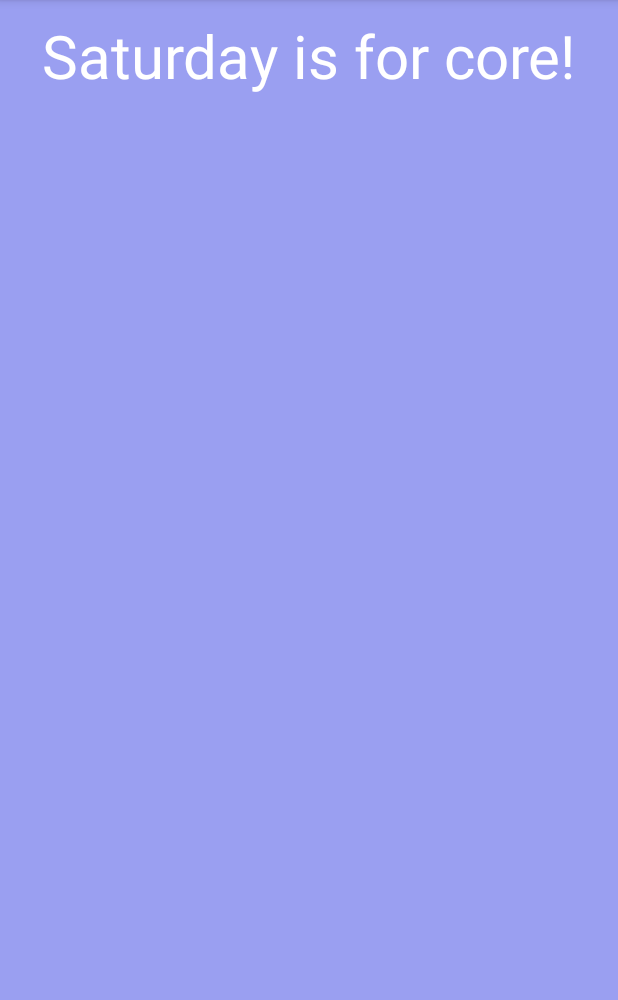
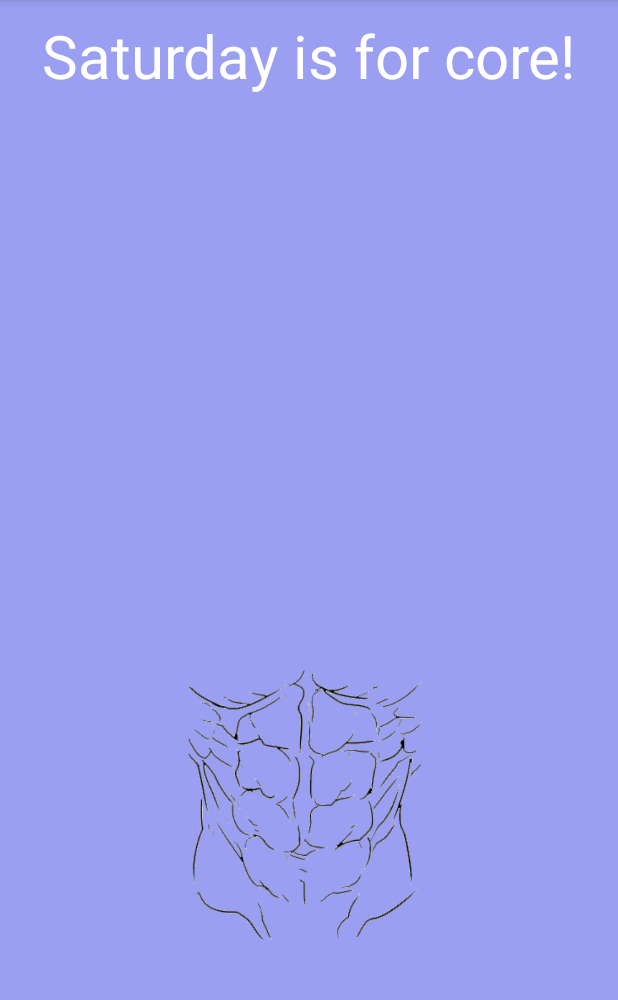
Before and after one commit to KolePeoples/WeeklyWorkoutsFinal, an Android app: the SaturdayWorkout screen opened directly, with no data from a screen before it, on a phone screen of 412 x 824 dp, the part 84-1084 px from its top. Run offline under Robolectric (Android 15) with nearby library versions, the phone set to English and light mode, and no system bars; our stand-ins replace Firebase (no records; nobody signed in at launch, a user with empty details on screens opened directly).

Commit message:
Add core images

```diff
--- a/WeeklyWorkouts App/app/src/main/res/layout/activity_saturday_workout.xml
+++ b/WeeklyWorkouts App/app/src/main/res/layout/activity_saturday_workout.xml
@@ -33,6 +33,16 @@
             app:layout_constraintStart_toStartOf="parent"
             app:layout_constraintTop_toTopOf="parent" />
 
+    <ImageView
+        android:id="@+id/imageView6"
+        android:layout_width="282dp"
+        android:layout_height="384dp"
+        android:layout_marginBottom="32dp"
+        app:layout_constraintBottom_toBottomOf="parent"
+        app:layout_constraintEnd_toEndOf="parent"
+        app:layout_constraintHorizontal_bias="0.496"
+        app:layout_constraintStart_toStartOf="parent"
+        app:srcCompat="@drawable/core_day_image" />
 
 
 </androidx.constraintlayout.widget.ConstraintLayout>
```
